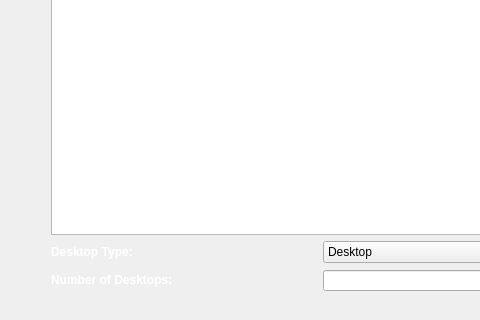
Before: the Qt Designer form kde4/kaptan4/src/gui/styleWidget.ui in pars-linux/uludag, drawn with Qt 5; both pictures show x 0 to 480 and y 86 to 406 of the 600 by 406 pixel window.
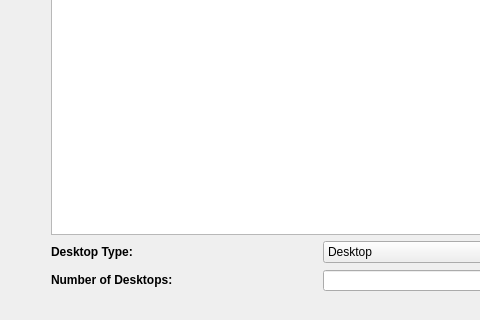
After: the same form once the commit is applied.

Commit message: default color is not white anymore

What changed in the file:
```diff
--- a/kde4/kaptan4/src/gui/styleWidget.ui
+++ b/kde4/kaptan4/src/gui/styleWidget.ui
@@ -56,7 +56,7 @@
        <item>
         <widget class="QLabel" name="labelDesktopType">
          <property name="styleSheet">
-          <string notr="true">color: white</string>
+          <string notr="true"/>
          </property>
          <property name="text">
           <string>&lt;b&gt;Desktop Type:&lt;/b&gt;</string>
@@ -103,7 +103,7 @@
        <item>
         <widget class="QLabel" name="labelDesktopNumbers">
          <property name="styleSheet">
-          <string notr="true">color: white</string>
+          <string notr="true"/>
          </property>
          <property name="text">
           <string>&lt;b&gt;Number of Desktops:&lt;/b&gt;</string>
```
The commit also changes 10 other files.
